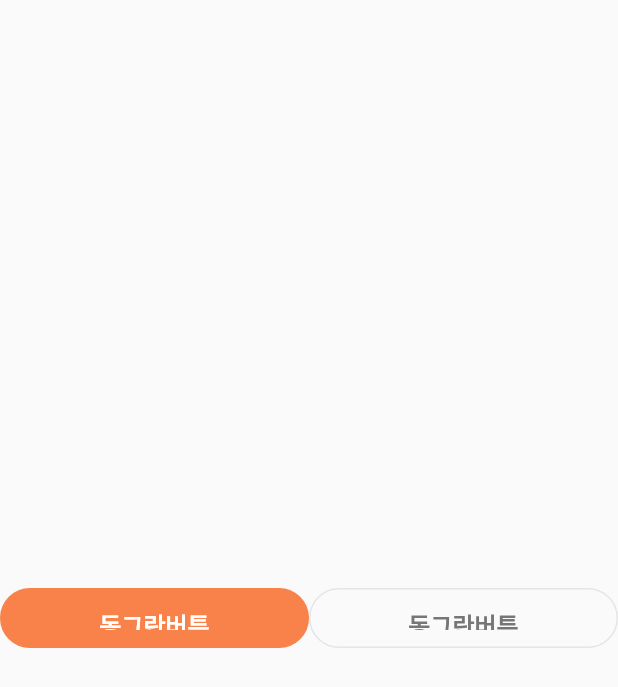
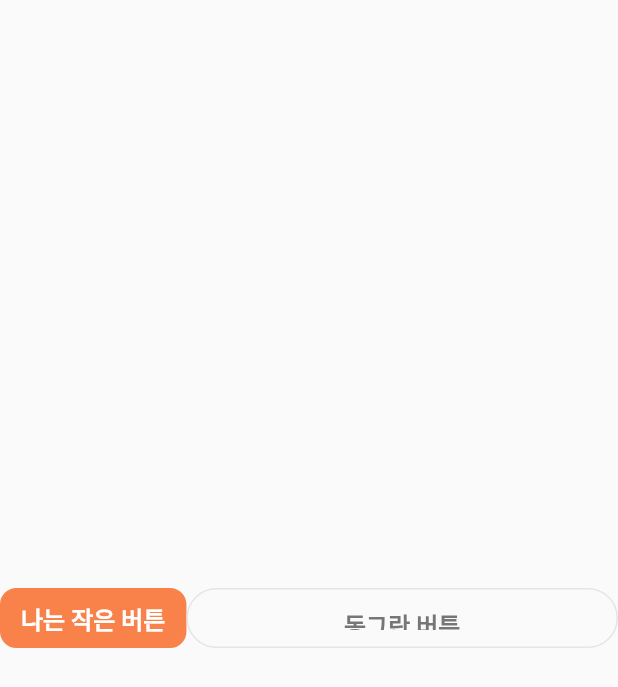
Before and after one commit to dosilv/talk-project, a Flutter app: the screen it shows after launch, on a phone screen of 412 x 824 dp. Shown: the top 687 px of the screen. Run offline on Flutter 3.47's test engine with Material 2 defaults, Android fonts, the phone set to English and light mode, and no system bars; our stand-ins replace get; Roboto replaces fonts that are missing (Noto Sans KR).

Commit message:
Feature : small_button 추가

```diff
--- a/lib/ui/home/home.dart
+++ b/lib/ui/home/home.dart
@@ -1,6 +1,7 @@
 // Flutter imports:
 import 'package:flutter/material.dart';
 import 'package:humilylab_talk/ui/widget/round_button.dart';
+import 'package:humilylab_talk/ui/widget/small_button.dart';
 
 class Home extends StatelessWidget {
   const Home({Key? key}) : super(key: key);
@@ -11,16 +12,17 @@ class Home extends StatelessWidget {
       body: Center(
         child: Container(
           child: Row(children: [
-            RoundButton(
-              text: '동그란버튼',
+            SmallButton(
+              text: '나는 작은 버튼',
               activated: false,
               height: 40,
+              padding: [6, 13],
               onTap: () {
                 print('clicked');
               },
             ),
             RoundButton(
-              text: '동그란버튼',
+              text: '동그란 버튼',
               activated: true,
               height: 40,
               onTap: () {
--- /dev/null
+++ b/lib/ui/widget/small_button.dart
@@ -0,0 +1,48 @@
+import 'package:flutter/material.dart';
+import 'package:humilylab_talk/theme/color.dart';
+
+class SmallButton extends StatelessWidget {
+  const SmallButton({
+    required this.text,
+    required this.activated,
+    required this.onTap,
+    required this.height,
+    required List<double> this.padding,
+  });
+
+  final bool activated;
+  final VoidCallback onTap;
+  final String text;
+  final double height;
+  final List<double> padding;
+
+  @override
+  Widget build(BuildContext context) {
+    return GestureDetector(
+      onTap: activated ? null : onTap,
+      child: Container(
+        height: height,
+        padding:
+            EdgeInsets.symmetric(vertical: padding[0], horizontal: padding[1]),
+        decoration: BoxDecoration(
+          border: Border.all(
+            width: 1,
+            color: activated ? LIGHT_GRAY : PRIMARY,
+          ),
+          borderRadius: BorderRadius.circular(11),
+          color: activated ? null : PRIMARY,
+        ),
+        child: Center(
+          child: Text(
+            text,
+            style: TextStyle(
+              fontSize: 16,
+              fontWeight: FontWeight.w600,
+              color: activated ? DEEP_GRAY : WHITE,
+            ),
+          ),
+        ),
+      ),
+    );
+  }
+}
```
